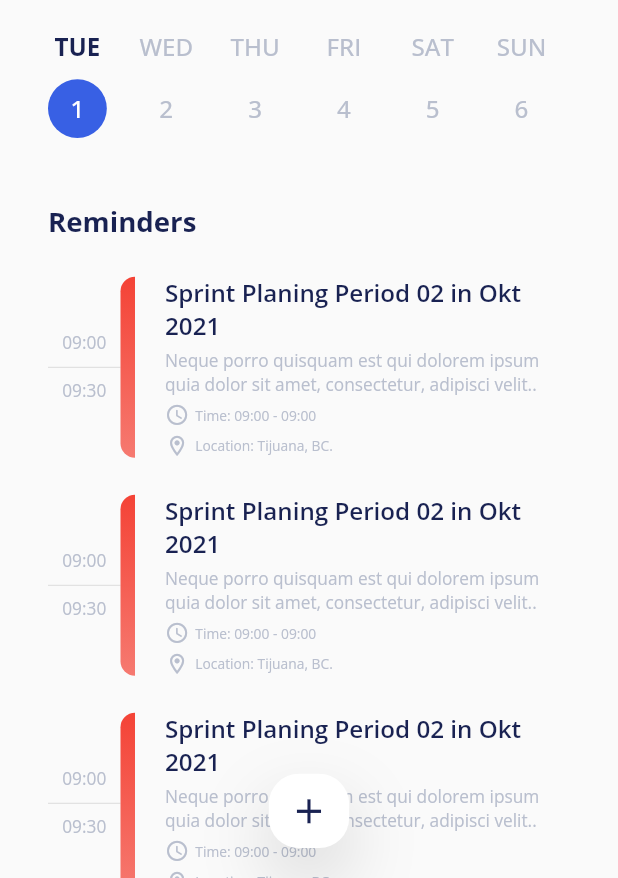
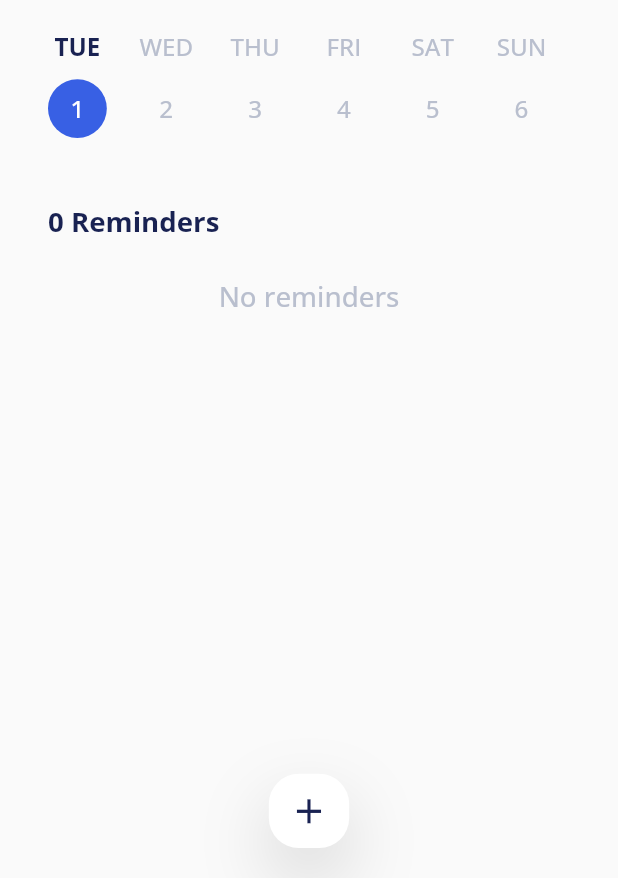
Before and after one commit to TecMasters420/flutter_schedule_app, a Flutter app: the screen it shows after launch, after a tap on "Add", on a phone screen of 412 x 824 dp, the part 358-1236 px from its top. Run offline on Flutter 3.47's test engine with Material 2 defaults, Android fonts, the phone set to English and light mode, and no system bars; our stand-ins replace cloud_firestore, firebase_auth, firebase_core, google_sign_in, percent_indicator; accounts and stored records are empty.

Commit message:
interactive widgets

```diff
--- a/lib/main.dart
+++ b/lib/main.dart
@@ -9,6 +9,7 @@ import 'package:firebase_core/firebase_core.dart';
 import 'package:schedulemanager/screens/register_page/register_page.dart';
 import 'package:schedulemanager/screens/reminders_page/reminders_page.dart';
 import 'package:schedulemanager/services/auth_service.dart';
+import 'package:schedulemanager/utils/responsive_util.dart';
 import 'firebase_options.dart';
 
 void main() async {
--- a/lib/screens/home_page/home_page.dart
+++ b/lib/screens/home_page/home_page.dart
@@ -23,6 +23,7 @@ class _HomePageState extends State<HomePage> {
   @override
   Widget build(BuildContext context) {
     final ResponsiveUtil resp = ResponsiveUtil.of(context);
+    print('Homepage singleton ${resp.hashCode}');
     return Scaffold(
       body: Stack(
         children: [
--- a/lib/screens/home_page/widgets/activity_home_container.dart
+++ b/lib/screens/home_page/widgets/activity_home_container.dart
@@ -19,6 +19,7 @@ class ActivityHomeContainer extends StatelessWidget {
   @override
   Widget build(BuildContext context) {
     final ResponsiveUtil resp = ResponsiveUtil.of(context);
+
     return Column(
       crossAxisAlignment: CrossAxisAlignment.start,
       mainAxisAlignment: MainAxisAlignment.start,
--- a/lib/screens/reminders_page/reminders_page.dart
+++ b/lib/screens/reminders_page/reminders_page.dart
@@ -21,40 +21,67 @@ class RemindersPage extends StatefulWidget {
 }
 
 class _RemindersPageState extends State<RemindersPage> {
-  static const int _containers = 10;
+  List<Size?>? _infoContainersSize;
 
-  List<Size?>? _infoContainersSize;
-  late final List<GlobalKey> _infoContainerKey;
+  late List<GlobalKey> _infoContainerKey;
+  late Map<int, int> _remindersPerDay;
+  late int _monthDays;
+  late int _selectedDay;
+  late int _lastContainerChecked;
+  late int _remindersCountInSelectedDay;
 
   @override
   void initState() {
     super.initState();
-    _infoContainersSize = List.generate(_containers, (index) => null);
-    _infoContainerKey = List.generate(_containers, (index) => GlobalKey());
+    _selectedDay = 0;
+    _monthDays = _getDays(DateTime.now());
+    _remindersCountInSelectedDay = _getRemindersCount();
+    _clearKeyAndSize();
   }
+
+  void _clearKeyAndSize() {
+    _lastContainerChecked = 0;
+    _infoContainersSize =
+        List.generate(_remindersCountInSelectedDay, (index) => null);
+    _infoContainerKey =
+        List.generate(_remindersCountInSelectedDay, (index) => GlobalKey());
+  }
+
+  int _getDays(final DateTime date) {
+    final int days = DateTime(date.year, date.month + 1, 1)
+        .difference(DateTime(date.year, date.month, 1))
+        .inDays;
+
+    _remindersPerDay = {};
+    for (int x = 0; x <= days; x++) {
+      _remindersPerDay.addAll({x: Random().nextInt(10)});
+    }
+    return days;
+  }
+
+  int _getRemindersCount() => _remindersPerDay.values.elementAt(_selectedDay);
 
   @override
   Widget build(BuildContext context) {
     final ResponsiveUtil resp = ResponsiveUtil.of(context);
-
-    final DateTime now = DateTime.now();
-    final int days = DateTime(now.year, now.month + 1, 1)
-        .difference(DateTime(now.year, now.month, 1))
-        .inDays;
+    _remindersCountInSelectedDay = _getRemindersCount();
 
     SchedulerBinding.instance.addPostFrameCallback((_) {
-      for (int x = 0; x < _containers; x++) {
-        if (_infoContainerKey[x].currentContext != null &&
-            _infoContainersSize![x] == null) {
+      while (_lastContainerChecked < _remindersCountInSelectedDay) {
+        if (_infoContainerKey[_lastContainerChecked].currentContext != null &&
+            _infoContainersSize![_lastContainerChecked] == null) {
           final RenderObject? renderBoxRed =
-              _infoContainerKey[x].currentContext?.findRenderObject();
+              _infoContainerKey[_lastContainerChecked]
+                  .currentContext
+                  ?.findRenderObject();
           if (renderBoxRed != null) {
             final sizeRed = renderBoxRed.paintBounds;
             setState(() {
-              _infoContainersSize![x] = sizeRed.size;
+              _infoContainersSize![_lastContainerChecked] = sizeRed.size;
             });
           }
         }
+        _lastContainerChecked++;
       }
     });
 
@@ -97,20 +124,31 @@ class _RemindersPageState extends State<RemindersPage> {
                     style: TextStyles.w700(resp.dp(2), black),
                   ),
                   ScrolleableDaysList(
-                    days: days,
-                    onSelectedNewDay: (newDay) {},
+                    days: _monthDays,
+                    onSelectedNewDay: (newDay) {
+                      if (newDay == _selectedDay) return;
+                      setState(() {
+                        _selectedDay = newDay;
+                        _remindersCountInSelectedDay = _getRemindersCount();
+                        _clearKeyAndSize();
+                      });
+                    },
                   ),
                   SizedBox(height: resp.hp(2)),
                   Text(
-                    'Reminders',
+                    '$_remindersCountInSelectedDay Reminders',
                     style: TextStyles.w700(resp.dp(2), black),
                   ),
-                  ...List.generate(_containers, (x) {
+                  SizedBox(height: resp.hp(3)),
+                  if (_remindersCountInSelectedDay != 0) ...[
+                    ...List.generate(
+                      _remindersPerDay.values.elementAt(_selectedDay),
+                      (x) {
                         final Color containerColor =
                             colors[Random().nextInt(colors.length - 1)];
                         return Column(
                           children: [
-                        SizedBox(height: resp.hp(3)),
+                            if (x != 0) SizedBox(height: resp.hp(3)),
                             Row(
                               crossAxisAlignment: CrossAxisAlignment.center,
                               mainAxisSize: MainAxisSize.min,
@@ -126,7 +164,9 @@ class _RemindersPageState extends State<RemindersPage> {
                                   flex: 1,
                                   child: AnimatedContainer(
                                     duration: const Duration(milliseconds: 400),
-                                height: _infoContainersSize![x] != null
+                                    height: _infoContainersSize![x] != null &&
+                                            _lastContainerChecked ==
+                                                _infoContainerKey.length
                                         ? _infoContainersSize![x]?.height
                                         : 0,
                                     decoration: BoxDecoration(
@@ -151,7 +191,8 @@ class _RemindersPageState extends State<RemindersPage> {
                                     padding: const EdgeInsets.only(left: 20),
                                     child: Column(
                                       key: _infoContainerKey[x],
-                                  crossAxisAlignment: CrossAxisAlignment.start,
+                                      crossAxisAlignment:
+                                          CrossAxisAlignment.start,
                                       children: [
                                         Text(
                                           'Sprint Planing Period 02 in Okt 2021',
@@ -211,7 +252,15 @@ class _RemindersPageState extends State<RemindersPage> {
                             ),
                           ],
                         );
-                  }),
+                      },
+                    ),
+                  ] else
+                    Center(
+                      child: Text(
+                        'No reminders',
+                        style: TextStyles.w500(resp.dp(2), lightGrey),
+                      ),
+                    ),
                   SizedBox(height: resp.hp(1)),
                 ],
               ),
--- a/lib/utils/responsive_util.dart
+++ b/lib/utils/responsive_util.dart
@@ -2,48 +2,45 @@ import 'dart:math';
 import 'package:flutter/cupertino.dart';
 import 'package:schedulemanager/enums/devices_enum.dart';
 
-// ! Breakpoints
-// xs: < 576
-// sm: >= 576
-// md: >= 768
-// lg: >= 992
-// xl: >= 1200
-// xxl: >= 1400
-
 class ResponsiveUtil {
-  late final double _height;
-  late final double _width;
-  late final double _diagonal;
-  late final DeviceType _device;
+  static final ResponsiveUtil _resp = ResponsiveUtil._internal();
+  late double _height;
+  late double _width;
+  late double _diagonal;
+  late DeviceType _device;
 
   double get height => _height;
   double get width => _width;
   DeviceType get device => _device;
 
-  ResponsiveUtil({
-    required BuildContext context,
-  }) {
+  factory ResponsiveUtil.of(final BuildContext context) {
     final size = MediaQuery.of(context).size;
-    _height = size.height;
-    _width = size.width;
-    _device = _width <= 480
+    _resp._height = size.height;
+    _resp._width = size.width;
+    _resp._device = _resp._width <= 480
         ? DeviceType.phone
-        : _width <= 1439
+        : _resp._width <= 1439
             ? DeviceType.tablet
-            : _width > 1439
+            : _resp._width > 1439
                 ? DeviceType.desktop
                 : DeviceType.phone;
 
-    print(_width);
-
-    _diagonal = sqrt((pow(_height, 2) + pow(_width, 2)));
-  }
-
-  factory ResponsiveUtil.of(final BuildContext context) {
-    return ResponsiveUtil(context: context);
+    _resp._diagonal = sqrt((pow(_resp._height, 2) + pow(_resp._width, 2)));
+    return _resp;
   }
 
   double hp(final double percent) => _height * (percent / 100);
   double wp(final double percent) => _width * (percent / 100);
   double dp(final double percent) => _diagonal * (percent / 100);
+  ResponsiveUtil._internal();
 }
+
+class Singleton {
+  static final Singleton _singleton = Singleton._internal();
+
+  factory Singleton() {
+    return _singleton;
+  }
+
+  Singleton._internal();
+}
```
Lines whose indentation alone changed are shown as unchanged.
